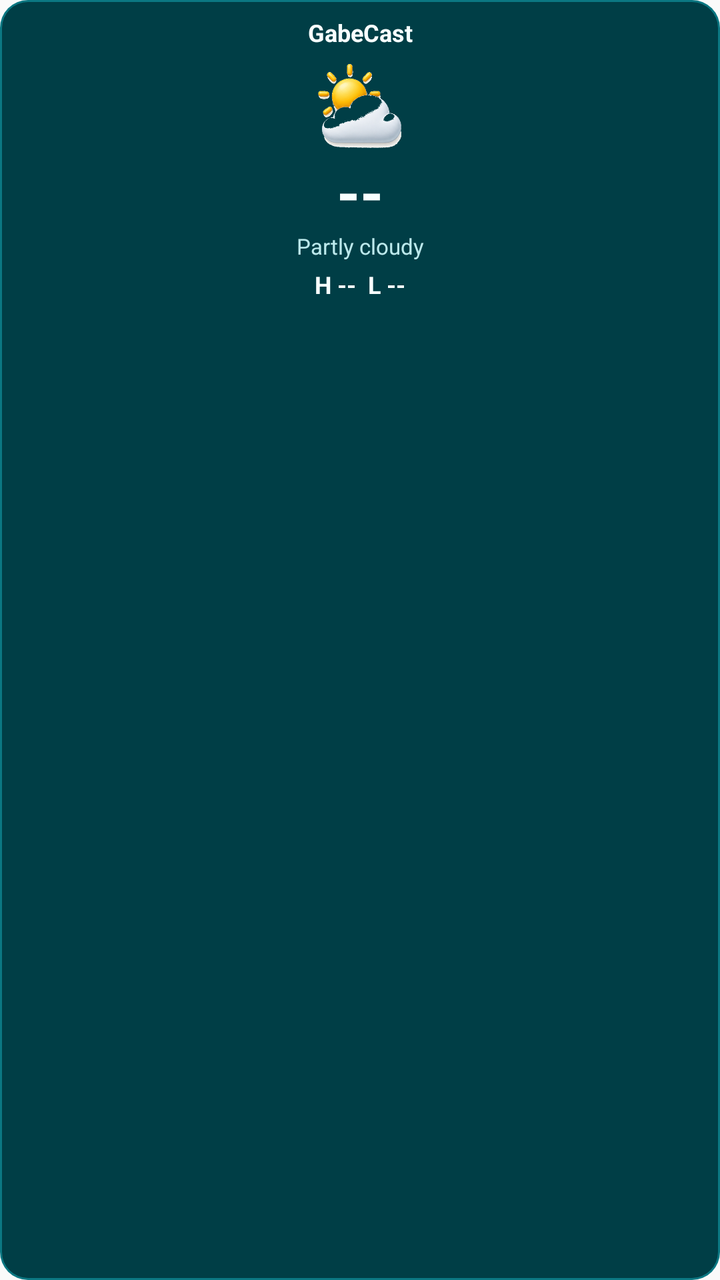
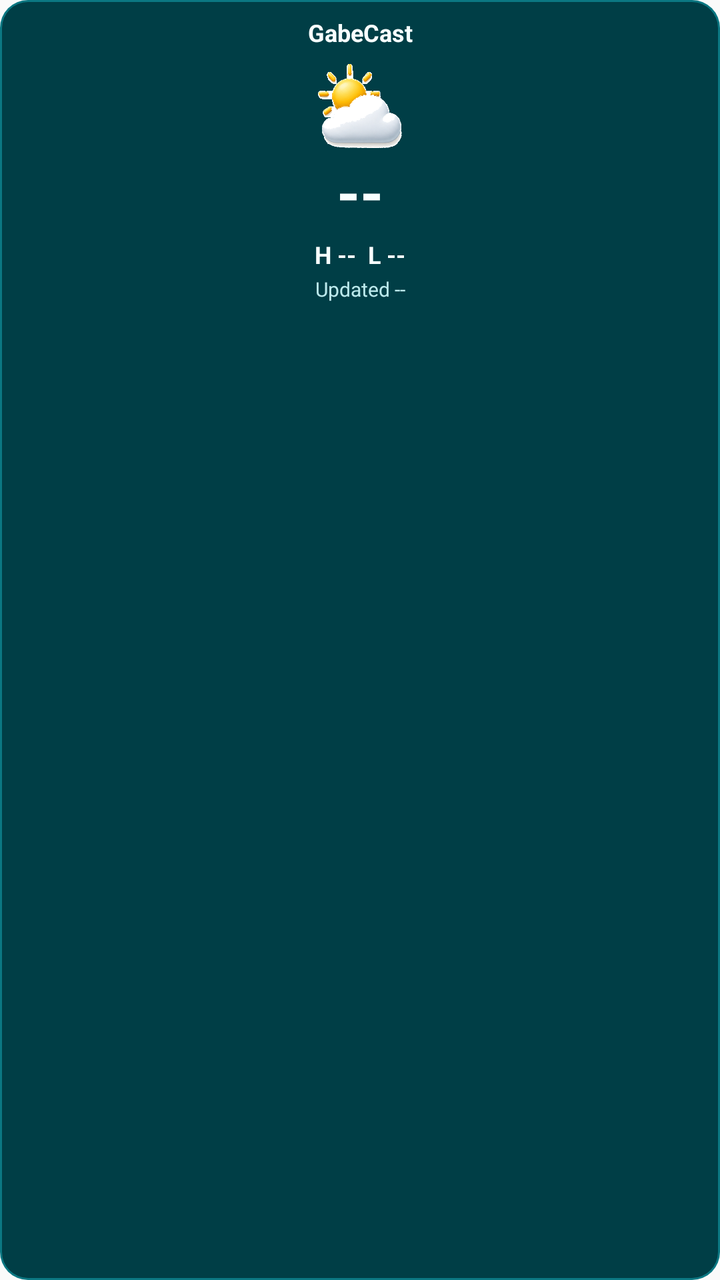

Two renders of the same Android screen: before a commit and after it. Below are the layout's source before the change and the commit's diff.
<!-- AndroidManifest.xml: application theme Theme.GabeCast -->
<!-- res/layout/widget_weather_vertical.xml -->
<?xml version="1.0" encoding="utf-8"?>
<LinearLayout xmlns:android="http://schemas.android.com/apk/res/android"
    android:id="@+id/widget_root"
    android:layout_width="match_parent"
    android:layout_height="match_parent"
    android:background="@drawable/widget_background"
    android:gravity="center_horizontal"
    android:orientation="vertical"
    android:padding="10dp">

    <TextView
        android:id="@+id/widget_location"
        android:layout_width="match_parent"
        android:layout_height="wrap_content"
        android:ellipsize="end"
        android:gravity="center"
        android:includeFontPadding="false"
        android:maxLines="1"
        android:text="GabeCast"
        android:textColor="#F8FFFF"
        android:textSize="12sp"
        android:textStyle="bold" />

    <ImageView
        android:id="@+id/widget_icon"
        android:layout_width="42dp"
        android:layout_height="42dp"
        android:layout_marginTop="8dp"
        android:contentDescription="Weather"
        android:scaleType="fitCenter"
        android:src="@drawable/ic_weather_partly_cloudy" />

    <TextView
        android:id="@+id/widget_temp"
        android:layout_width="wrap_content"
        android:layout_height="wrap_content"
        android:layout_marginTop="6dp"
        android:includeFontPadding="false"
        android:text="--"
        android:textColor="#F8FFFF"
        android:textSize="30sp"
        android:textStyle="bold" />

    <TextView
        android:id="@+id/widget_condition"
        android:layout_width="match_parent"
        android:layout_height="wrap_content"
        android:layout_marginTop="2dp"
        android:ellipsize="end"
        android:gravity="center"
        android:includeFontPadding="false"
        android:maxLines="1"
        android:text="Partly cloudy"
        android:textColor="#BCE9EC"
        android:textSize="11sp" />

    <TextView
        android:id="@+id/widget_high_low"
        android:layout_width="match_parent"
        android:layout_height="wrap_content"
        android:layout_marginTop="6dp"
        android:gravity="center"
        android:includeFontPadding="false"
        android:text="H --  L --"
        android:textColor="#F8FFFF"
        android:textSize="12sp"
        android:textStyle="bold" />
</LinearLayout>
<!-- resources referenced by this layout -->
<resources>
  <!-- drawable ic_weather_partly_cloudy: png bitmap (drawable-nodpi, 65106 bytes) -->
  <!-- drawable widget_background (drawable) -->
  <?xml version="1.0" encoding="utf-8"?>
  <layer-list xmlns:android="http://schemas.android.com/apk/res/android">
      <item>
          <shape>
              <solid android:color="#0B7782" />
              <corners android:radius="14dp" />
          </shape>
      </item>
      <item
          android:bottom="1dp"
          android:left="1dp"
          android:right="1dp"
          android:top="1dp">
          <shape>
              <solid android:color="#003E46" />
              <corners android:radius="13dp" />
          </shape>
      </item>
  </layer-list>
  <style name="Theme.GabeCast" parent="android:style/Theme.Material.Light.NoActionBar">
          <item name="android:windowActionBar">false</item>
          <item name="android:windowNoTitle">true</item>
          <item name="android:windowLightStatusBar">true</item>
          <item name="android:statusBarColor">@android:color/transparent</item>
          <item name="android:navigationBarColor">@android:color/transparent</item>
      </style>
</resources>

<!-- the commit's change to res/layout/widget_weather_vertical.xml (unified diff, before → after) -->
@@ -42,19 +42,6 @@
         android:textStyle="bold" />
 
     <TextView
-        android:id="@+id/widget_condition"
-        android:layout_width="match_parent"
-        android:layout_height="wrap_content"
-        android:layout_marginTop="2dp"
-        android:ellipsize="end"
-        android:gravity="center"
-        android:includeFontPadding="false"
-        android:maxLines="1"
-        android:text="Partly cloudy"
-        android:textColor="#BCE9EC"
-        android:textSize="11sp" />
-
-    <TextView
         android:id="@+id/widget_high_low"
         android:layout_width="match_parent"
         android:layout_height="wrap_content"
@@ -65,4 +52,17 @@
         android:textColor="#F8FFFF"
         android:textSize="12sp"
         android:textStyle="bold" />
+
+    <TextView
+        android:id="@+id/widget_updated"
+        android:layout_width="match_parent"
+        android:layout_height="wrap_content"
+        android:layout_marginTop="4dp"
+        android:ellipsize="end"
+        android:gravity="center"
+        android:includeFontPadding="false"
+        android:maxLines="1"
+        android:text="Updated --"
+        android:textColor="#BCE9EC"
+        android:textSize="10sp" />
 </LinearLayout>
<!-- resource entries referenced after the edit -->
@@ -1,6 +1,6 @@
 <!-- resources referenced by this layout -->
 <resources>
-  <!-- drawable ic_weather_partly_cloudy: png bitmap (drawable-nodpi, 65106 bytes) -->
+  <!-- drawable ic_weather_partly_cloudy: png bitmap (drawable-nodpi, 61050 bytes) -->
   <!-- drawable widget_background (drawable) -->
   <?xml version="1.0" encoding="utf-8"?>
   <layer-list xmlns:android="http://schemas.android.com/apk/res/android">
